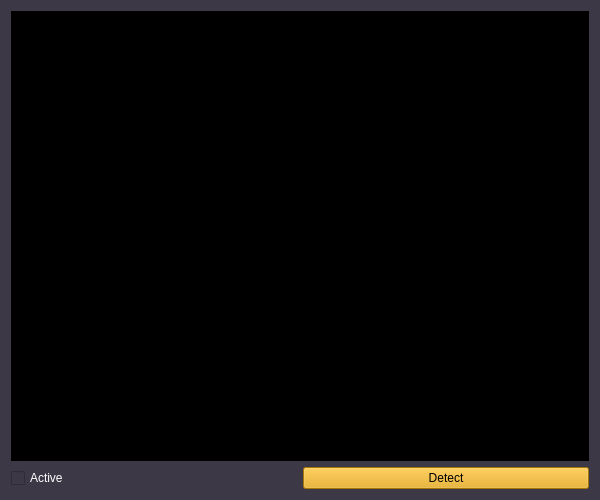
Before: the Qt Designer form gui/include/form.ui in janhajnrych/face_detector, drawn with Qt 5.
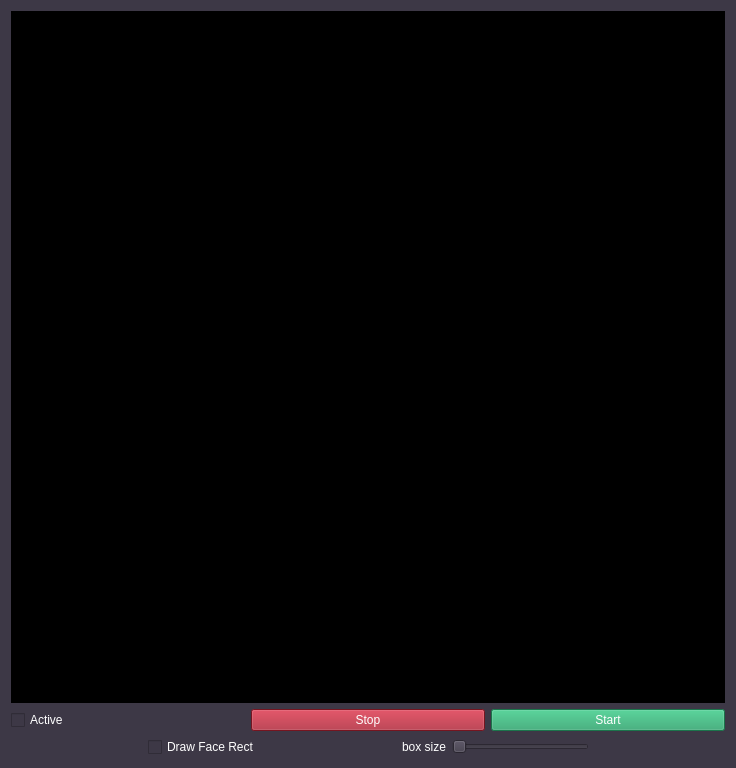
After: the same form once the commit is applied.

The edit to the form file:
```diff
--- a/gui/include/form.ui
+++ b/gui/include/form.ui
@@ -6,8 +6,8 @@
    <rect>
     <x>0</x>
     <y>0</y>
-    <width>600</width>
-    <height>500</height>
+    <width>736</width>
+    <height>768</height>
    </rect>
   </property>
   <property name="sizePolicy">
@@ -16,11 +16,17 @@
     <verstretch>0</verstretch>
    </sizepolicy>
   </property>
+  <property name="minimumSize">
+   <size>
+    <width>512</width>
+    <height>768</height>
+   </size>
+  </property>
   <property name="windowTitle">
    <string>Detector</string>
   </property>
   <property name="autoFillBackground">
-   <bool>true</bool>
+   <bool>false</bool>
   </property>
   <property name="styleSheet">
    <string notr="true">background-color: rgb(61, 56, 70);</string>
@@ -32,10 +38,96 @@
    <property name="spacing">
     <number>6</number>
    </property>
+   <item row="1" column="0">
+    <layout class="QVBoxLayout" name="verticalLayout_3">
+     <item>
+      <layout class="QHBoxLayout" name="horizontalLayout_5">
+       <item>
+        <spacer name="horizontalSpacer_3">
+         <property name="orientation">
+          <enum>Qt::Horizontal</enum>
+         </property>
+         <property name="sizeHint" stdset="0">
+          <size>
+           <width>40</width>
+           <height>20</height>
+          </size>
+         </property>
+        </spacer>
+       </item>
+       <item>
+        <widget class="QCheckBox" name="locateCheckBox">
+         <property name="styleSheet">
+          <string notr="true">color: rgb(255, 255, 255);</string>
+         </property>
+         <property name="text">
+          <string>Draw Face Rect</string>
+         </property>
+        </widget>
+       </item>
+       <item>
+        <spacer name="horizontalSpacer_7">
+         <property name="orientation">
+          <enum>Qt::Horizontal</enum>
+         </property>
+         <property name="sizeHint" stdset="0">
+          <size>
+           <width>40</width>
+           <height>20</height>
+          </size>
+         </property>
+        </spacer>
+       </item>
+       <item>
+        <widget class="QLabel" name="label_2">
+         <property name="styleSheet">
+          <string notr="true">color: rgb(255, 255, 255);</string>
+         </property>
+         <property name="text">
+          <string>box size</string>
+         </property>
+        </widget>
+       </item>
+       <item>
+        <widget class="QSlider" name="boxSizeSlider">
+         <property name="styleSheet">
+          <string notr="true">color: rgb(255, 255, 255);</string>
+         </property>
+         <property name="orientation">
+          <enum>Qt::Horizontal</enum>
+         </property>
+        </widget>
+       </item>
+       <item>
+        <spacer name="horizontalSpacer_4">
+         <property name="orientation">
+          <enum>Qt::Horizontal</enum>
+         </property>
+         <property name="sizeHint" stdset="0">
+          <size>
+           <width>40</width>
+           <height>20</height>
+          </size>
+         </property>
+        </spacer>
+       </item>
+      </layout>
+     </item>
+    </layout>
+   </item>
    <item row="0" column="0">
     <layout class="QVBoxLayout" name="verticalLayout">
      <item>
       <widget class="QLabel" name="label">
+       <property name="enabled">
+        <bool>true</bool>
+       </property>
+       <property name="minimumSize">
+        <size>
+         <width>512</width>
+         <height>512</height>
+        </size>
+       </property>
        <property name="autoFillBackground">
         <bool>false</bool>
        </property>
@@ -72,11 +164,22 @@
           <bool>false</bool>
          </property>
          <property name="styleSheet">
-          <string notr="true">background-color: rgb(229, 165, 10);
-color: rgb(0, 0, 0);</string>
+          <string notr="true">color: rgb(255, 255, 255);
+background-color: rgb(165, 29, 45);</string>
          </property>
          <property name="text">
-          <string>Detect</string>
+          <string>Stop</string>
+         </property>
+        </widget>
+       </item>
+       <item>
+        <widget class="QPushButton" name="startButton">
+         <property name="styleSheet">
+          <string notr="true">color: rgb(255, 255, 255);
+background-color: rgb(38, 162, 105);</string>
+         </property>
+         <property name="text">
+          <string>Start</string>
          </property>
         </widget>
        </item>
```
Left out of the diff: 2 changed lines with no effect on the pictures.
